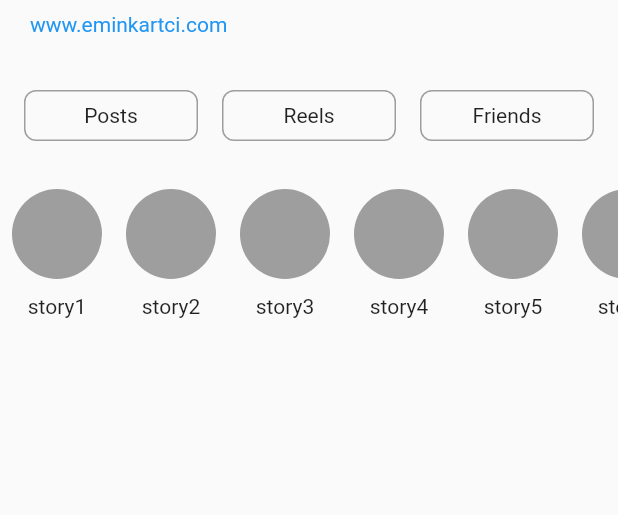
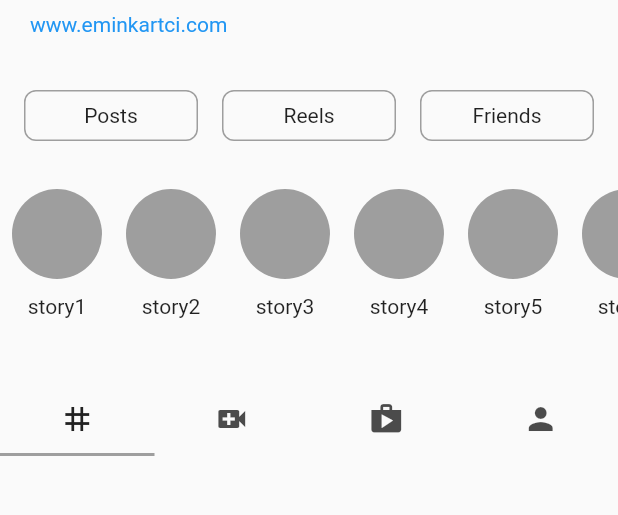
Before and after one commit to eminkartci/Flutter-Instagram-Clone, a Flutter app: the ProfilePage screen opened directly, on a phone screen of 412 x 824 dp, the part 360-875 px from its top. Run offline on Flutter 3.47's test engine with Material 2 defaults, Android fonts, the light colour scheme and no system bars.

Commit message:
Profil Sayfasında yablar eklendi

```diff
--- a/instagram_clone_amean/lib/pages/profile.dart
+++ b/instagram_clone_amean/lib/pages/profile.dart
@@ -170,6 +170,21 @@ class ProfilePage extends StatelessWidget {
                   },
                 )),
           ),
+          const TabBar(tabs: [
+            Tab(
+                icon: Icon(
+              Icons.grid_3x3_outlined,
+            )),
+            Tab(
+              icon: Icon(Icons.video_call),
+            ),
+            Tab(
+              icon: Icon(Icons.shop),
+            ),
+            Tab(
+              icon: Icon(Icons.person),
+            ),
+          ])
         ],
       )),
     );
```
